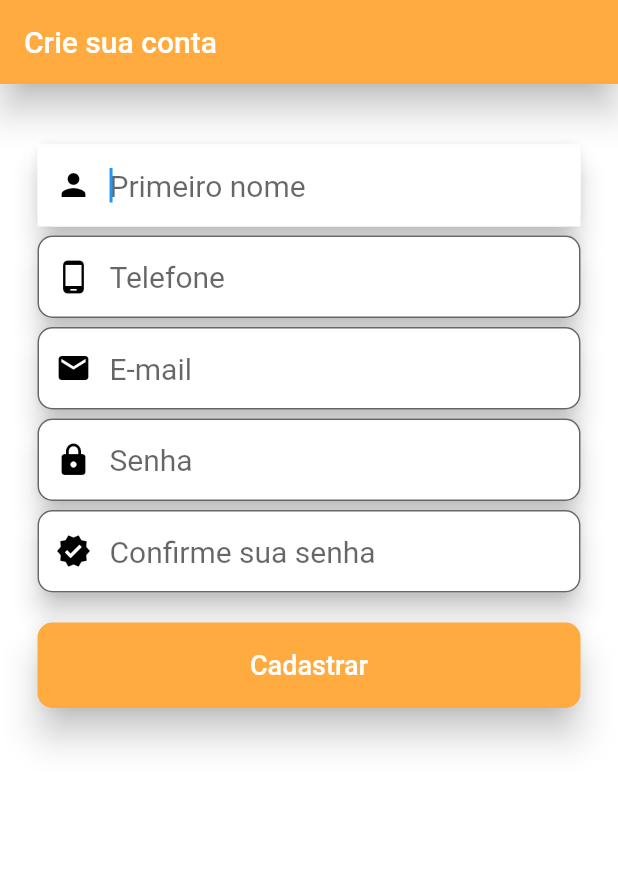
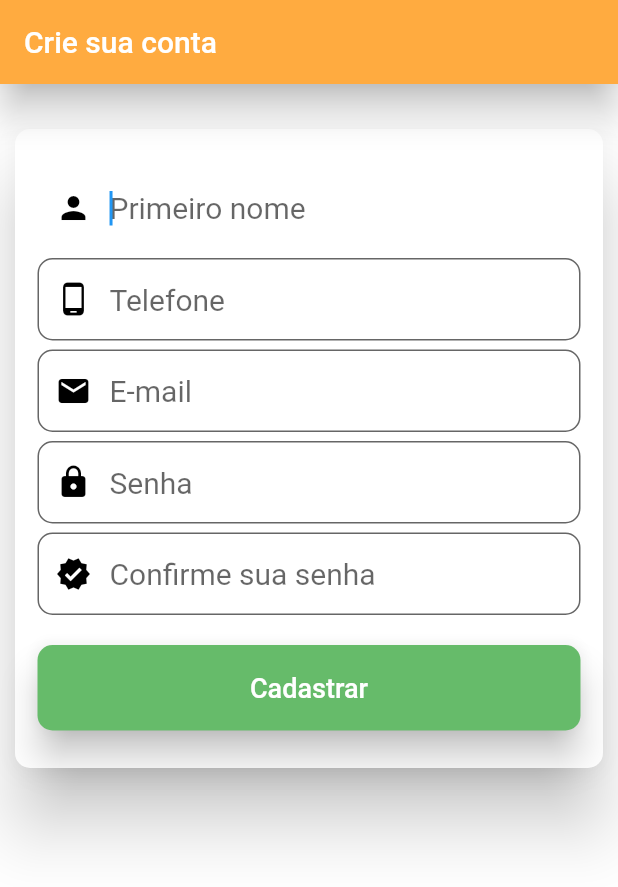
Before and after one commit to CristianBCandia/app-indicar, a Flutter app: the screen it shows after launch, after a tap on "Criar conta", on a phone screen of 412 x 824 dp. Shown: the top 887 px of the screen. Run offline on Flutter 3.47's test engine with Material 2 defaults, Android fonts, the light colour scheme and no system bars; our stand-ins replace carousel_slider; network calls fail.

Commit message:
Login and User Register views updated

```diff
--- a/app_indicar/lib/components/login.dart
+++ b/app_indicar/lib/components/login.dart
@@ -14,6 +14,12 @@ class Login extends StatelessWidget {
         padding: EdgeInsets.all(16),
         child: Center(
           child: SingleChildScrollView(
+            child: Material(
+              elevation: 10,
+              child: Container(
+                width: 400,
+                color: Colors.white,
+                padding: EdgeInsets.fromLTRB(15, 25, 15, 25),
                 child: Column(
                   crossAxisAlignment: CrossAxisAlignment.stretch,
                   children: <Widget>[
@@ -24,9 +30,11 @@ class Login extends StatelessWidget {
                           width: 80,
                           height: 50,
                         )),
-                Material(
-                  elevation: 10,
-                  color: Colors.transparent,
+                    Container(
+                      width: 380,
+                      padding: EdgeInsets.fromLTRB(15, 10, 15, 10),
+                      child: Material(
+                        color: Colors.white,
                           child: Container(
                             child: TextField(
                               autofocus: false,
@@ -37,19 +45,18 @@ class Login extends StatelessWidget {
                               hintText: "E-mail",
                               filled: true,
                               fillColor: Colors.white,
-                        focusedBorder: InputBorder.none,
-                        enabledBorder: InputBorder.none,
                               border: OutlineInputBorder(
-                          borderRadius: BorderRadius.circular(20)),
+                                borderRadius: BorderRadius.circular(10)),
                           ),
                         )),
                       ),
+                    ),
                     Material(
-                  elevation: 10,
                       color: Colors.transparent,
                       child: Container(
-                      color: Colors.transparent,
-                      margin: const EdgeInsets.only(top: 10),
+                          color: Colors.white,
+                          margin: const EdgeInsets.only(top: 0),
+                          padding: EdgeInsets.fromLTRB(15, 0, 15, 0),
                           child: TextField(
                             obscureText: true,
                             keyboardType: TextInputType.visiblePassword,
@@ -59,14 +66,13 @@ class Login extends StatelessWidget {
                                 hintText: "Senha",
                                 filled: true,
                                 fillColor: Colors.white,
-                            focusedBorder: InputBorder.none,
-                            enabledBorder: InputBorder.none,
                                 border: OutlineInputBorder(
-                                borderRadius: BorderRadius.all(Radius.circular(20.0)))),
+                                    borderRadius: BorderRadius.all(Radius.circular(10.0)))),
                           )),
                     ),
                     Container(
                         margin: const EdgeInsets.only(top: 10),
+                        padding: EdgeInsets.fromLTRB(15, 10, 15, 0),
                         child: ElevatedButton(
                           child: Text("Entrar", style: TextStyle(fontSize: 18)),
                           style: ElevatedButton.styleFrom(
@@ -84,7 +90,12 @@ class Login extends StatelessWidget {
                     Container(
                         margin: const EdgeInsets.only(top: 15),
                         child: TextButton(
-                      child: Text("Criar conta"),
+                          child: Text("Criar conta",
+                              style: TextStyle(color: Colors.blue,
+                              decoration: TextDecoration.underline,
+                              fontSize: 16,
+                              ),
+                            ),
                           style: TextButton.styleFrom(primary: Colors.orangeAccent),
                           onPressed: () {
                             Navigator.pushNamed(context, '/user_register');
@@ -95,6 +106,8 @@ class Login extends StatelessWidget {
               ),
             ),
           ),
+        ),
+      ),
     );
   }
 }
--- a/app_indicar/lib/components/user_register.dart
+++ b/app_indicar/lib/components/user_register.dart
@@ -20,17 +20,26 @@ class UserRegister extends StatelessWidget {
             style: TextStyle(color: Colors.white),
           ),
         ),
-        body: Container(
-          padding: EdgeInsets.fromLTRB(25, 40, 25, 10),
+        body: Material(
+          color: Colors.white,
           child: Container(
+            margin: new EdgeInsets.fromLTRB(10, 30, 10, 30),
+            width: 430,
+            child: Material(
+              elevation: 20,
+              color: Colors.white,
+              borderRadius: BorderRadius.circular(10.0),
+              child: Container(
+                width: 380,
+                padding: EdgeInsets.fromLTRB(15, 25, 15, 25),
                 child: SingleChildScrollView(
                   child: Column(
                     crossAxisAlignment: CrossAxisAlignment.stretch,
                     children: <Widget>[
                       Material(
-                    elevation: 7,
                         color: Colors.white,
-                    borderRadius: BorderRadius.all(const Radius.circular(10.0)),
+                        borderRadius:
+                            BorderRadius.all(const Radius.circular(10.0)),
                         child: Container(
                             child: TextField(
                           autofocus: true,
@@ -53,9 +62,9 @@ class UserRegister extends StatelessWidget {
                       ),
                       Padding(padding: EdgeInsets.all(3)),
                       Material(
-                    elevation: 7,
                         color: Colors.transparent,
-                    borderRadius: BorderRadius.all(const Radius.circular(10.0)),
+                        borderRadius:
+                            BorderRadius.all(const Radius.circular(10.0)),
                         child: Container(
                             margin: const EdgeInsets.only(top: 0),
                             child: TextField(
@@ -67,7 +76,8 @@ class UserRegister extends StatelessWidget {
                                     Icons.phone_android,
                                     color: Colors.black,
                                   ),
-                              contentPadding: EdgeInsets.fromLTRB(32, 16, 32, 16),
+                                  contentPadding:
+                                      EdgeInsets.fromLTRB(32, 16, 32, 16),
                                   hintText: "Telefone",
                                   filled: true,
                                   fillColor: Colors.white,
@@ -78,9 +88,9 @@ class UserRegister extends StatelessWidget {
                       ),
                       Padding(padding: EdgeInsets.all(3)),
                       Material(
-                    elevation: 7,
                         color: Colors.transparent,
-                    borderRadius: BorderRadius.all(const Radius.circular(10.0)),
+                        borderRadius:
+                            BorderRadius.all(const Radius.circular(10.0)),
                         child: Container(
                             margin: const EdgeInsets.only(top: 0),
                             child: TextField(
@@ -92,7 +102,8 @@ class UserRegister extends StatelessWidget {
                                     Icons.email,
                                     color: Colors.black,
                                   ),
-                              contentPadding: EdgeInsets.fromLTRB(32, 16, 32, 16),
+                                  contentPadding:
+                                      EdgeInsets.fromLTRB(32, 16, 32, 16),
                                   hintText: "E-mail",
                                   filled: true,
                                   fillColor: Colors.white,
@@ -103,9 +114,9 @@ class UserRegister extends StatelessWidget {
                       ),
                       Padding(padding: EdgeInsets.all(3)),
                       Material(
-                    elevation: 7,
                         color: Colors.transparent,
-                    borderRadius: BorderRadius.all(const Radius.circular(10.0)),
+                        borderRadius:
+                            BorderRadius.all(const Radius.circular(10.0)),
                         child: Container(
                             margin: const EdgeInsets.only(top: 0),
                             child: TextField(
@@ -117,7 +128,8 @@ class UserRegister extends StatelessWidget {
                                     Icons.lock,
                                     color: Colors.black,
                                   ),
-                              contentPadding: EdgeInsets.fromLTRB(32, 16, 32, 16),
+                                  contentPadding:
+                                      EdgeInsets.fromLTRB(32, 16, 32, 16),
                                   hintText: "Senha",
                                   filled: true,
                                   fillColor: Colors.white,
@@ -128,8 +140,8 @@ class UserRegister extends StatelessWidget {
                       ),
                       Padding(padding: EdgeInsets.all(3)),
                       Material(
-                    elevation: 7,
-                    borderRadius: const BorderRadius.all(const Radius.circular(10.0)),
+                        borderRadius:
+                            const BorderRadius.all(const Radius.circular(10.0)),
                         color: Colors.white,
                         child: Container(
                             margin: const EdgeInsets.only(top: 0),
@@ -142,13 +154,15 @@ class UserRegister extends StatelessWidget {
                                   Icons.verified,
                                   color: Colors.black,
                                 ),
-                              contentPadding: EdgeInsets.fromLTRB(32, 16, 32, 16),
+                                contentPadding:
+                                    EdgeInsets.fromLTRB(32, 16, 32, 16),
                                 hintText: "Confirme sua senha",
                                 filled: true,
                                 fillColor: Colors.white,
                                 focusedBorder: InputBorder.none,
                                 border: OutlineInputBorder(
-                                  borderRadius: const BorderRadius.all(const Radius.circular(10.0),
+                                  borderRadius: const BorderRadius.all(
+                                    const Radius.circular(10.0),
                                   ),
                                   borderSide: BorderSide(color: Colors.white24),
                                 ),
@@ -159,9 +173,12 @@ class UserRegister extends StatelessWidget {
                       Container(
                           margin: const EdgeInsets.only(top: 0),
                           child: ElevatedButton(
-                        child: Text("Cadastrar", style: TextStyle(fontSize: 18),),
+                            child: Text(
+                              "Cadastrar",
+                              style: TextStyle(fontSize: 18),
+                            ),
                             style: ElevatedButton.styleFrom(
-                            primary: Colors.orangeAccent,
+                                primary: Colors.green[400],
                                 elevation: 10,
                                 onPrimary: Colors.white,
                                 padding: EdgeInsets.all(18),
@@ -177,6 +194,8 @@ class UserRegister extends StatelessWidget {
               ),
             ),
           ),
+        ),
+      ),
     );
   }
 }
```
Lines whose indentation alone changed are shown as unchanged.
